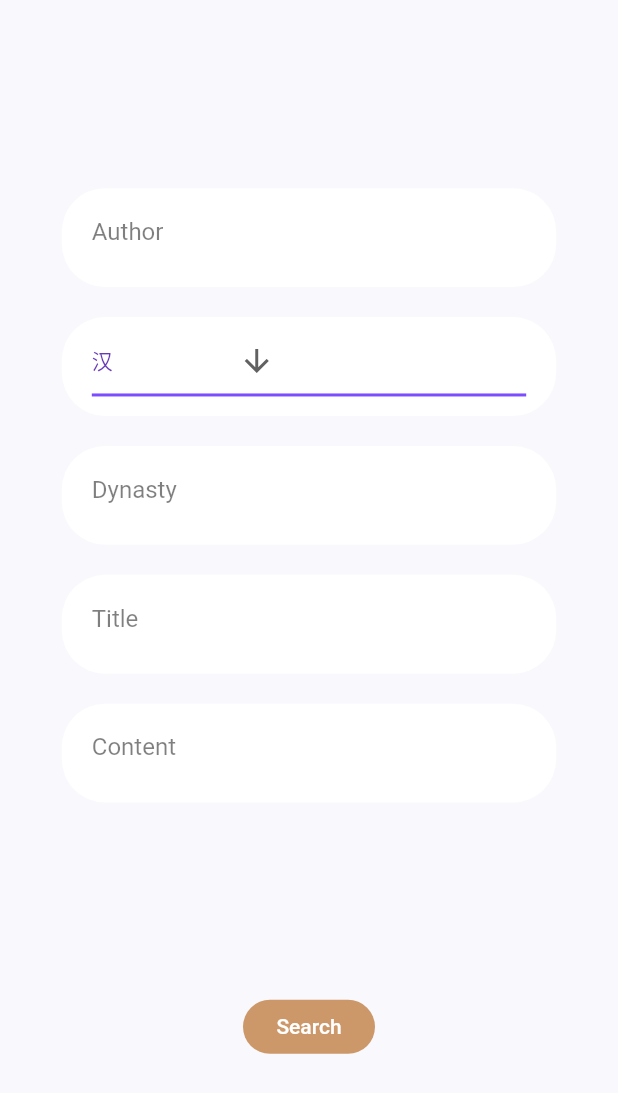
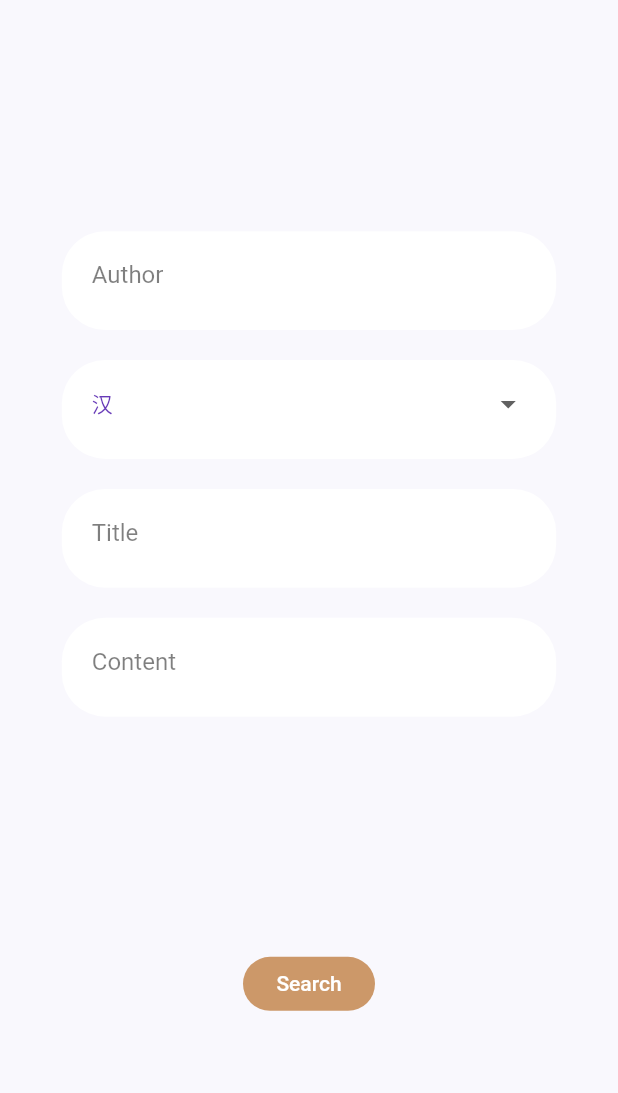
Before and after one commit to dmrasf/Verses, a Flutter app: the SearchScreen screen opened directly, on a phone screen of 412 x 824 dp. Shown: the top 1093 px of the screen. Run offline on Flutter 3.47's test engine with Material 2 defaults, Android fonts, the phone set to English and light mode, and no system bars; our stand-ins replace flutter_svg; network calls fail.

Commit message:
下拉列表[100%]

```diff
--- a/lib/screens/search/components/search_and_poetry.dart
+++ b/lib/screens/search/components/search_and_poetry.dart
@@ -5,24 +5,23 @@ import 'package:flutter_svg/flutter_svg.dart';
 
 class SearchPoetry extends StatelessWidget {
   final TextEditingController myControllerAuthor;
-  final TextEditingController myControllerDynasty;
   final TextEditingController myControllerTitle;
   final TextEditingController myControllerContent;
   final FocusNode myFocusNodeAuthor;
-  final FocusNode myFocusNodeDynasty;
   final FocusNode myFocusNodeTitle;
   final FocusNode myFocusNodeContent;
+
+  final Function setDynasty;
 
   const SearchPoetry({
     Key key,
     this.myControllerAuthor,
-    this.myControllerDynasty,
     this.myControllerTitle,
     this.myControllerContent,
     this.myFocusNodeAuthor,
-    this.myFocusNodeDynasty,
     this.myFocusNodeTitle,
     this.myFocusNodeContent,
+    this.setDynasty,
   }) : super(key: key);
 
   @override
@@ -36,14 +35,7 @@ class SearchPoetry extends StatelessWidget {
             decoration: getInputDec(VersesLocalizations.of(context).author),
           ),
         ),
-        DropContainer(),
-        TextFieldContainer(
-          child: TextField(
-            controller: myControllerDynasty,
-            focusNode: myFocusNodeDynasty,
-            decoration: getInputDec(VersesLocalizations.of(context).dynasty),
-          ),
-        ),
+        DropContainer(setDynasty: setDynasty),
         TextFieldContainer(
           child: TextField(
             controller: myControllerTitle,
--- a/lib/screens/search/components/text_and_drop_container.dart
+++ b/lib/screens/search/components/text_and_drop_container.dart
@@ -27,7 +27,9 @@ class TextFieldContainer extends StatelessWidget {
 }
 
 class DropContainer extends StatefulWidget {
-  DropContainer({Key key}) : super(key: key);
+  final Function setDynasty;
+
+  DropContainer({Key key, this.setDynasty}) : super(key: key);
 
   @override
   State<StatefulWidget> createState() {
@@ -41,6 +43,7 @@ class _DropContainerState extends State<DropContainer> {
   @override
   Widget build(BuildContext context) {
     Size size = MediaQuery.of(context).size;
+    widget.setDynasty(dropdownValue);
     return Container(
       margin: EdgeInsets.symmetric(vertical: 10),
       padding: EdgeInsets.symmetric(horizontal: 20, vertical: 5),
@@ -52,13 +55,10 @@ class _DropContainerState extends State<DropContainer> {
       ),
       child: DropdownButton<String>(
         value: dropdownValue,
-        icon: Icon(Icons.arrow_downward),
-        iconSize: 24,
-        elevation: 16,
+        isExpanded: true,
         style: TextStyle(color: Colors.deepPurple),
         underline: Container(
-          height: 2,
-          color: Colors.deepPurpleAccent,
+          height: 0,
         ),
         onChanged: (String newValue) {
           setState(() {
--- a/lib/screens/search/search_screen.dart
+++ b/lib/screens/search/search_screen.dart
@@ -5,30 +5,31 @@ import 'package:Verses/screens/search/components/search_and_poetry.dart';
 
 class SearchScreen extends StatelessWidget {
   final TextEditingController myControllerAuthor = TextEditingController();
-  final TextEditingController myControllerDynasty = TextEditingController();
   final TextEditingController myControllerTitle = TextEditingController();
   final TextEditingController myControllerContent = TextEditingController();
   final FocusNode myFocusNodeAuthor = FocusNode();
-  final FocusNode myFocusNodeDynasty = FocusNode();
   final FocusNode myFocusNodeTitle = FocusNode();
   final FocusNode myFocusNodeContent = FocusNode();
+  String dynasty = '';
 
   @override
   Widget build(BuildContext context) {
     return Scaffold(
+      resizeToAvoidBottomPadding: false,
       body: Center(
         child: Column(
           mainAxisAlignment: MainAxisAlignment.spaceEvenly,
           children: [
             SearchPoetry(
               myControllerAuthor: myControllerAuthor,
-              myControllerDynasty: myControllerDynasty,
               myControllerTitle: myControllerTitle,
               myControllerContent: myControllerContent,
               myFocusNodeAuthor: myFocusNodeAuthor,
-              myFocusNodeDynasty: myFocusNodeDynasty,
               myFocusNodeTitle: myFocusNodeTitle,
               myFocusNodeContent: myFocusNodeContent,
+              setDynasty: (value) {
+                this.dynasty = value;
+              },
             ),
             FlatButton(
               shape: RoundedRectangleBorder(borderRadius: BorderRadius.circular(20)),
@@ -41,15 +42,15 @@ class SearchScreen extends StatelessWidget {
               color: kPirmaryColor,
               onPressed: () {
                 myFocusNodeAuthor.unfocus();
-                myFocusNodeDynasty.unfocus();
                 myFocusNodeTitle.unfocus();
                 myFocusNodeContent.unfocus();
+                print(dynasty);
                 Navigator.push(
                     context,
                     MaterialPageRoute(
                         builder: (context) => ResultScreen(
                             authorString: myControllerAuthor.text,
-                            dynastyString: myControllerDynasty.text,
+                            dynastyString: this.dynasty,
                             titleString: myControllerTitle.text,
                             contentString: myControllerContent.text)));
               },
```
